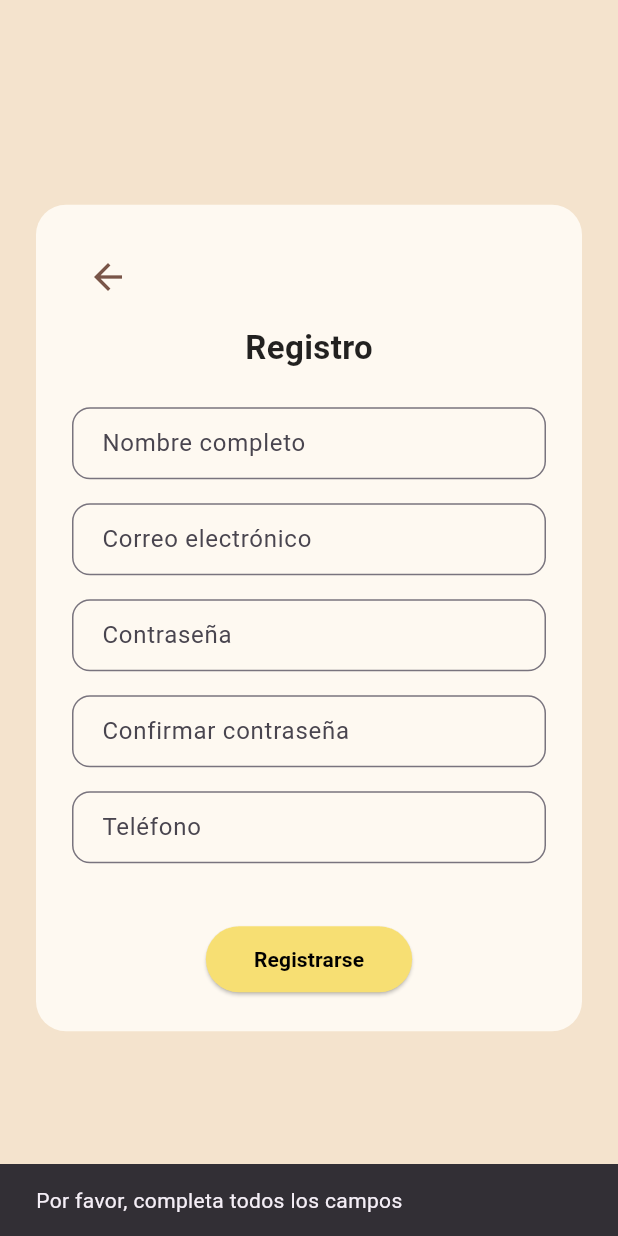
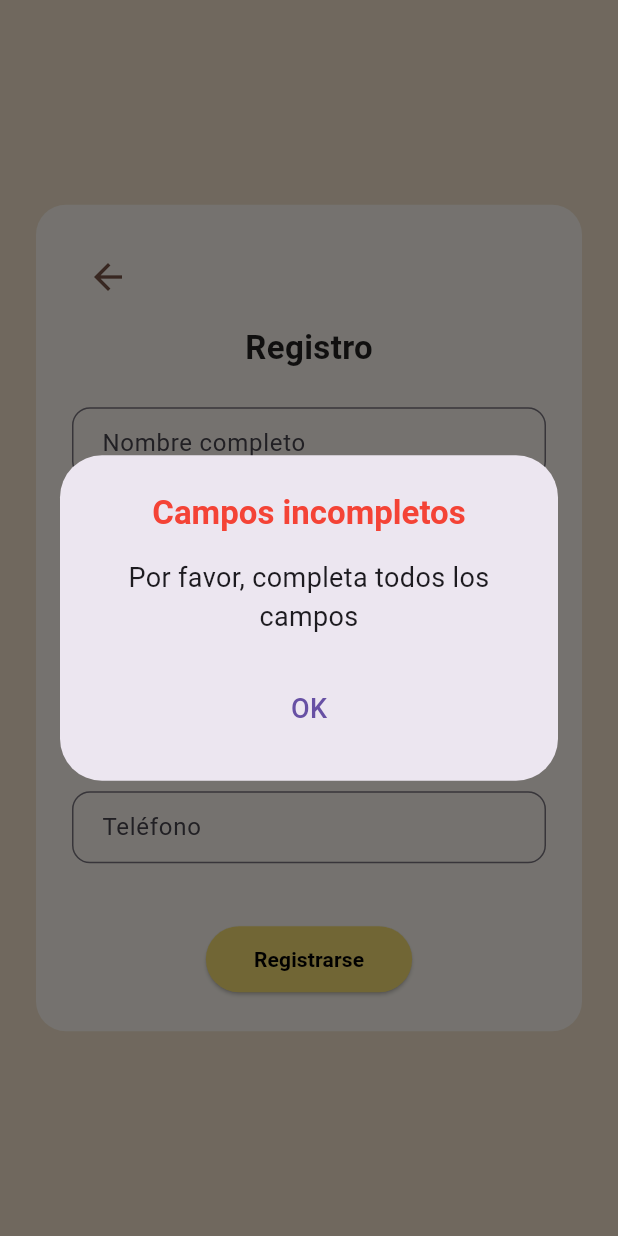
Before and after one commit to Eduardok01/ComuniSafe, a Flutter app: the RegisterView screen opened by its route, after a tap on "Registrarse", on a phone screen of 412 x 824 dp. Run offline on Flutter 3.47's test engine with Material 3 defaults, Android fonts, the phone set to English and light mode, and no system bars; our stand-ins replace firebase_auth, firebase_core, google_sign_in; accounts and stored records are empty; generated files the repository leaves out were written again; network calls fail.

Commit message:
Actualización de mensajes de registro

```diff
--- a/comuni_safe_front/lib/config/env_config.dart
+++ b/comuni_safe_front/lib/config/env_config.dart
@@ -4,6 +4,6 @@ class EnvConfig {
   static String get baseUrl {
     return isProduction
         ? 'https://api.comunisafe.app' // producción
-        : 'http://"Aca va la IP del PC":8080';      // desarrollo (emulador Android)
+        : 'http://Aca va la IP de tu pc:8080';      // IP para teléfono físico
   }
 }
--- a/comuni_safe_front/lib/views/home/home_view.dart
+++ b/comuni_safe_front/lib/views/home/home_view.dart
@@ -77,7 +77,7 @@ class HomeView extends StatelessWidget {
                 ),
                 GestureDetector(
                   onTap: () {
-                    //Navigator.pushNamed(context, 'profile');
+                    Navigator.pushNamed(context, 'profile');
                   },
                   child: Row(
                     children: const [
--- a/comuni_safe_front/lib/views/register/register_view.dart
+++ b/comuni_safe_front/lib/views/register/register_view.dart
@@ -3,6 +3,7 @@ import 'package:http/http.dart' as http;
 import 'dart:convert';
 import 'package:firebase_auth/firebase_auth.dart';
 import 'package:comuni_safe_front/config/env_config.dart';
+
 class RegisterView extends StatefulWidget {
   const RegisterView({super.key});
 
@@ -17,6 +18,40 @@ class _RegisterViewState extends State<RegisterView> {
   final TextEditingController confirmPasswordController = TextEditingController();
   final TextEditingController phoneController = TextEditingController();
 
+  final _emailRegex = RegExp(r'^[\w-\.]+@([\w-]+\.)+[\w-]{2,4}$');
+
+  Future<void> _showMessageDialog(String title, String message, {Color? titleColor}) {
+    return showDialog(
+      context: context,
+      barrierDismissible: false,
+      builder: (context) => AlertDialog(
+        title: Center(
+          child: Text(
+            title,
+            style: TextStyle(
+              fontSize: 22,
+              fontWeight: FontWeight.bold,
+              color: titleColor ?? Colors.black87,
+            ),
+          ),
+        ),
+        content: Text(
+          message,
+          textAlign: TextAlign.center,
+          style: const TextStyle(fontSize: 18),
+        ),
+        actions: [
+          Center(
+            child: TextButton(
+              onPressed: () => Navigator.of(context).pop(),
+              child: const Text('OK', style: TextStyle(fontSize: 18)),
+            ),
+          ),
+        ],
+      ),
+    );
+  }
+
   Future<void> _register() async {
     final String email = emailController.text.trim();
     final String password = passwordController.text;
@@ -25,16 +60,22 @@ class _RegisterViewState extends State<RegisterView> {
     final String name = nameController.text.trim();
 
     if (email.isEmpty || password.isEmpty || confirmPassword.isEmpty || phone.isEmpty || name.isEmpty) {
-      ScaffoldMessenger.of(context).showSnackBar(
-        const SnackBar(content: Text('Por favor, completa todos los campos')),
-      );
+      await _showMessageDialog('Campos incompletos', 'Por favor, completa todos los campos', titleColor: Colors.red);
+      return;
+    }
+
+    if (!_emailRegex.hasMatch(email)) {
+      await _showMessageDialog('Correo inválido', 'Por favor, ingresa un correo electrónico válido', titleColor: Colors.red);
+      return;
+    }
+
+    if (password.length < 8) {
+      await _showMessageDialog('Contraseña débil', 'La contraseña debe tener al menos 8 caracteres', titleColor: Colors.red);
       return;
     }
 
     if (password != confirmPassword) {
-      ScaffoldMessenger.of(context).showSnackBar(
-        const SnackBar(content: Text('Las contraseñas no coinciden')),
-      );
+      await _showMessageDialog('Contraseñas no coinciden', 'Las contraseñas ingresadas no coinciden', titleColor: Colors.red);
       return;
     }
 
@@ -58,19 +99,13 @@ class _RegisterViewState extends State<RegisterView> {
       );
 
       if (response.statusCode == 200 || response.statusCode == 201) {
-        ScaffoldMessenger.of(context).showSnackBar(
-          const SnackBar(content: Text('Registro exitoso')),
-        );
+        await _showMessageDialog('¡Registro exitoso!', 'Tu usuario fue creado correctamente.', titleColor: Colors.green);
         Navigator.pushReplacementNamed(context, 'home');
       } else {
-        ScaffoldMessenger.of(context).showSnackBar(
-          SnackBar(content: Text('Error en backend: ${response.statusCode}')),
-        );
+        await _showMessageDialog('Error', 'Error en backend: ${response.statusCode}', titleColor: Colors.red);
       }
     } catch (e) {
-      ScaffoldMessenger.of(context).showSnackBar(
-        SnackBar(content: Text('Error al registrar: $e')),
-      );
+      await _showMessageDialog('Error', 'Error al registrar: $e', titleColor: Colors.red);
     }
   }
 
```
Also changed, not shown: comuni_safe_front/lib/main.dart (+10 -2 lines), comuni_safe_front/lib/views/profile/profile_view.dart (+106 -0 lines), 2 other files.
